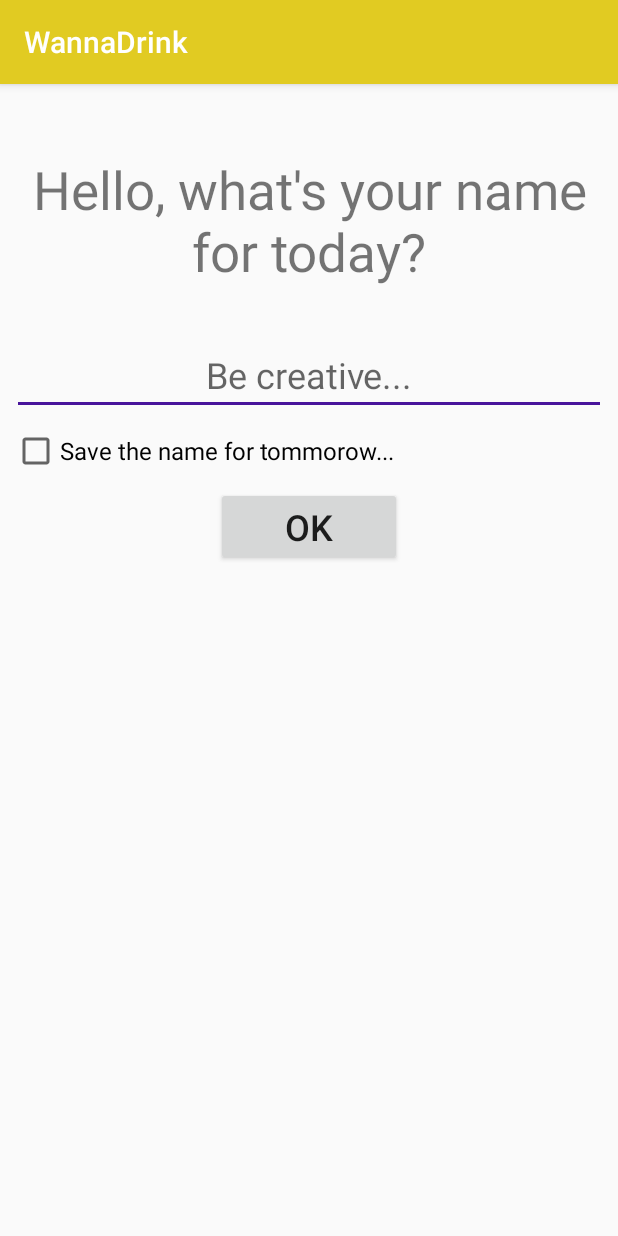
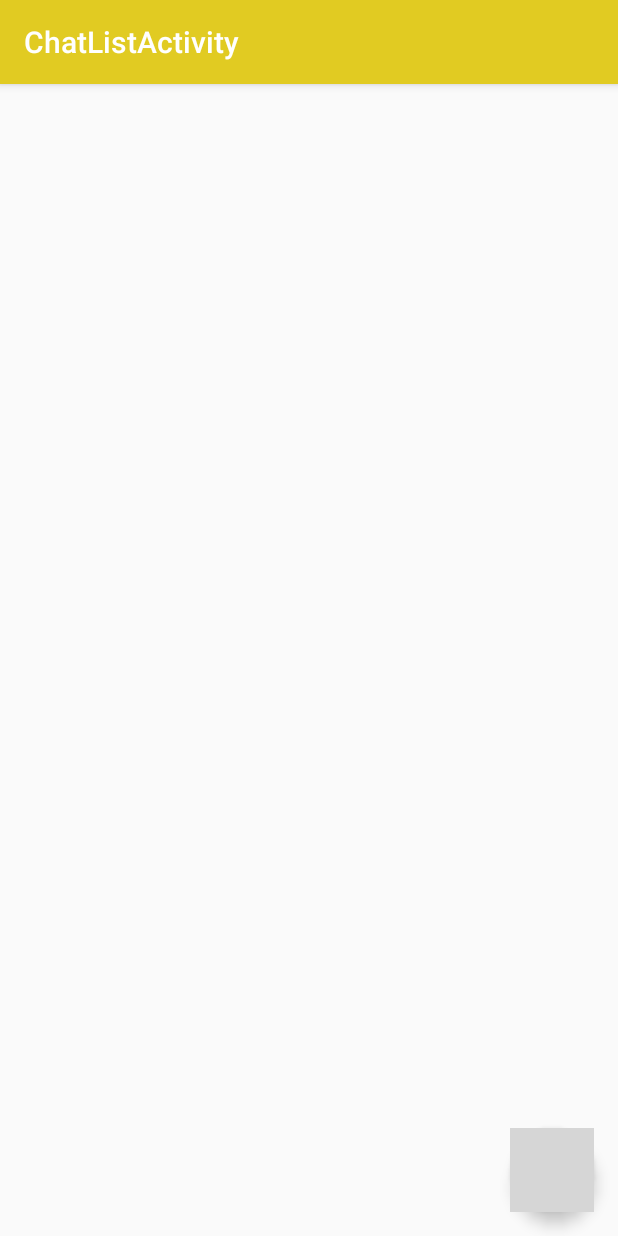
Before and after one commit to mandinga90/WannaDrink, an Android app: the screen it shows after launch (StartActivity before the commit, ChatListActivity after it), on a phone screen of 412 x 824 dp. Run offline under Robolectric (Android 15) with nearby library versions, the phone set to English and light mode, and no system bars; our stand-ins replace Firebase (no records; nobody signed in at launch, a user with empty details on screens opened directly); 1 statement that could not run was skipped; grey boxes are pictures that could not be loaded.

```diff
--- a/app/build.gradle
+++ b/app/build.gradle
@@ -37,5 +37,6 @@ dependencies {
     androidTestImplementation 'com.android.support.test.espresso:espresso-core:3.0.1'
     compile 'com.squareup.retrofit2:retrofit:2.3.0'
     compile 'com.squareup.retrofit2:converter-gson:2.1.0'
+    implementation 'com.android.support:design:26.1.0'
 }
 apply plugin: 'com.google.gms.google-services'
--- a/app/src/main/java/com/wanna_drink/wannadrink/activities/ChatActivity.java
+++ b/app/src/main/java/com/wanna_drink/wannadrink/activities/ChatActivity.java
@@ -32,8 +32,6 @@ public class ChatActivity extends AppCompatActivity {
     ChatView chatView;
 
     void initializeDB(){
-        String refreshedToken = FirebaseInstanceId.getInstance().getToken();
-        Log.d("Firebase initializeDB", "token: " + refreshedToken);
     }
 
     void loadMessages(){
--- /dev/null
+++ b/app/src/main/java/com/wanna_drink/wannadrink/activities/ChatListActivity.java
@@ -0,0 +1,53 @@
+package com.wanna_drink.wannadrink.activities;
+
+import android.os.Bundle;
+import android.support.design.widget.FloatingActionButton;
+import android.support.design.widget.Snackbar;
+import android.support.v7.app.AppCompatActivity;
+import android.support.v7.widget.Toolbar;
+import android.view.View;
+
+import com.wanna_drink.wannadrink.R;
+import com.wanna_drink.wannadrink.firebase.Chat;
+
+import java.util.Calendar;
+import java.util.Date;
+
+import static com.wanna_drink.wannadrink.functional.App.fireDB;
+import static com.wanna_drink.wannadrink.functional.App.mAuth;
+import static com.wanna_drink.wannadrink.functional.App.userList;
+
+public class ChatListActivity extends AppCompatActivity {
+
+    @Override
+    protected void onCreate(Bundle savedInstanceState) {
+        super.onCreate(savedInstanceState);
+        setContentView(R.layout.activity_chat_list);
+        Toolbar toolbar = (Toolbar) findViewById(R.id.toolbar);
+        setSupportActionBar(toolbar);
+
+        FloatingActionButton fab = (FloatingActionButton) findViewById(R.id.fab);
+        fab.setOnClickListener(new View.OnClickListener() {
+            @Override
+            public void onClick(View view) {
+                Snackbar.make(view, "Replace with your own action", Snackbar.LENGTH_LONG)
+                        .setAction("Action", null).show();
+
+                // Creating new chat with a first user in the list.
+                Date currentTime = Calendar.getInstance().getTime();
+                Calendar endCal = Calendar.getInstance();
+                endCal.add(Calendar.HOUR, 2);
+                Date endTime = endCal.getTime();
+
+                String user1Id = mAuth.getUid();
+                String user2Id = (String)userList.get(0).get("Uid");
+                Chat chat = new Chat( user1Id, user2Id,"Me","Other One", currentTime, endTime, "Hey there, buddy!", currentTime);
+                fireDB.child("chats").child(user1Id+"::"+userList.get(0).get("Uid")).setValue(chat);
+
+
+
+            }
+        });
+    }
+
+}
--- a/app/src/main/java/com/wanna_drink/wannadrink/entities/UpdateUserData.java
+++ b/app/src/main/java/com/wanna_drink/wannadrink/entities/UpdateUserData.java
@@ -5,13 +5,15 @@ package com.wanna_drink.wannadrink.entities;
  */
 
 public class UpdateUserData {
-    private String Email, Lat, Lng, Hours, DrinkId;
+    private String Email, Lat, Lng, Hours, DrinkId, FbId, Distance;
 
-    public UpdateUserData(String email, String lat, String lng, String hours, String drinkId) {
+    public UpdateUserData(String email, String lat, String lng, String hours, String drinkId, String fbId, String distance) {
         Email = email;
         Lat = lat;
         Lng = lng;
         Hours = hours;
         DrinkId = drinkId;
+        FbId = fbId;
+        Distance = distance;
     }
 }
--- a/app/src/main/java/com/wanna_drink/wannadrink/functional/App.java
+++ b/app/src/main/java/com/wanna_drink/wannadrink/functional/App.java
@@ -6,7 +6,14 @@ import android.util.Log;
 
 import com.google.firebase.FirebaseApp;
 import com.google.firebase.auth.FirebaseAuth;
-import com.wanna_drink.wannadrink.R;
+import com.google.firebase.database.DatabaseReference;
+import com.google.firebase.database.FirebaseDatabase;
+import com.google.firebase.iid.FirebaseInstanceId;
+import com.wanna_drink.wannadrink.entities.User;
+
+import java.util.ArrayList;
+import java.util.List;
+import java.util.Map;
 
 import static android.preference.PreferenceManager.getDefaultSharedPreferences;
 
@@ -17,6 +24,11 @@ import static android.preference.PreferenceManager.getDefaultSharedPreferences;
 
 public class App extends Application {
     public static FirebaseAuth mAuth;
+    public static String uId;
+    public static DatabaseReference fireDB;
+    public static User mUser;
+    public static List<Map> userList = new ArrayList<>();
+    public static String fbToken;
 
     public static boolean isUserAvailable(){
         SharedPreferences sharedPref = getDefaultSharedPreferences(getInstance());
@@ -35,8 +47,13 @@ public class App extends Application {
 
         FirebaseApp.initializeApp(App.getInstance());
         mAuth = FirebaseAuth.getInstance();
-
-        Log.d("Application", "App singlton created");
+        uId = mAuth.getUid();
+        fireDB = FirebaseDatabase.getInstance().getReference();
+        fbToken = FirebaseInstanceId.getInstance().getToken();
+        Log.d("Firebase App.OnCreate", "fbToken: " + fbToken);
+        Log.d("Firebase App.OnCreate", "mAuth.getUid: " + mAuth.getUid());
+        fireDB.child("tokens").child(uId).setValue(fbToken);
+        fireDB.child("tokens").child(fbToken).setValue(uId);
     }
 
     public static void saveUsername(String name, boolean saveUsername) {
--- /dev/null
+++ b/app/src/main/res/layout/activity_chat_list.xml
@@ -0,0 +1,33 @@
+<?xml version="1.0" encoding="utf-8"?>
+<android.support.design.widget.CoordinatorLayout xmlns:android="http://schemas.android.com/apk/res/android"
+    xmlns:app="http://schemas.android.com/apk/res-auto"
+    xmlns:tools="http://schemas.android.com/tools"
+    android:layout_width="match_parent"
+    android:layout_height="match_parent"
+    tools:context="com.wanna_drink.wannadrink.activities.ChatListActivity">
+
+    <android.support.design.widget.AppBarLayout
+        android:layout_width="match_parent"
+        android:layout_height="wrap_content"
+        android:theme="@style/AppTheme.AppBarOverlay">
+
+        <android.support.v7.widget.Toolbar
+            android:id="@+id/toolbar"
+            android:layout_width="match_parent"
+            android:layout_height="?attr/actionBarSize"
+            android:background="?attr/colorPrimary"
+            app:popupTheme="@style/AppTheme.PopupOverlay" />
+
+    </android.support.design.widget.AppBarLayout>
+
+    <include layout="@layout/content_chat_list" />
+
+    <android.support.design.widget.FloatingActionButton
+        android:id="@+id/fab"
+        android:layout_width="wrap_content"
+        android:layout_height="wrap_content"
+        android:layout_gravity="bottom|end"
+        android:layout_margin="@dimen/fab_margin"
+        app:srcCompat="@drawable/ic_action_add" />
+
+</android.support.design.widget.CoordinatorLayout>
--- /dev/null
+++ b/app/src/main/res/layout/content_chat_list.xml
@@ -0,0 +1,11 @@
+<?xml version="1.0" encoding="utf-8"?>
+<android.support.constraint.ConstraintLayout xmlns:android="http://schemas.android.com/apk/res/android"
+    xmlns:app="http://schemas.android.com/apk/res-auto"
+    xmlns:tools="http://schemas.android.com/tools"
+    android:layout_width="match_parent"
+    android:layout_height="match_parent"
+    app:layout_behavior="@string/appbar_scrolling_view_behavior"
+    tools:context="com.wanna_drink.wannadrink.activities.ChatListActivity"
+    tools:showIn="@layout/activity_chat_list">
+
+</android.support.constraint.ConstraintLayout>
--- /dev/null
+++ b/app/src/main/res/values/dimens.xml
@@ -0,0 +1,3 @@
+<resources>
+    <dimen name="fab_margin">16dp</dimen>
+</resources>
--- a/app/src/main/res/values/strings.xml
+++ b/app/src/main/res/values/strings.xml
@@ -10,4 +10,5 @@
     <string name="title_activity_maps">DrinkMap</string>
     <string name="msg_no_email_entered">Please enter a valid email address!</string>
     <string name="checkbox">Save the name for tommorow...</string>
+    <string name="title_activity_chat_list">ChatListActivity</string>
 </resources>
--- a/app/src/main/res/values/styles.xml
+++ b/app/src/main/res/values/styles.xml
@@ -8,4 +8,13 @@
         <item name="colorAccent">@color/colorAccent</item>
     </style>
 
+    <style name="AppTheme.NoActionBar">
+        <item name="windowActionBar">false</item>
+        <item name="windowNoTitle">true</item>
+    </style>
+
+    <style name="AppTheme.AppBarOverlay" parent="ThemeOverlay.AppCompat.Dark.ActionBar" />
+
+    <style name="AppTheme.PopupOverlay" parent="ThemeOverlay.AppCompat.Light" />
+
 </resources>
```
Also changed, not shown: app/src/main/AndroidManifest.xml (+22 -9 lines), app/src/main/java/com/wanna_drink/wannadrink/activities/AvailabilityActivity.java (+7 -0 lines), app/src/main/java/com/wanna_drink/wannadrink/activities/MapsActivity.java (+32 -25 lines), app/src/main/java/com/wanna_drink/wannadrink/entities/Available.java (+20 -0 lines), app/src/main/java/com/wanna_drink/wannadrink/entities/User.java (+21 -4 lines), app/src/main/java/com/wanna_drink/wannadrink/entities/UserBuilder.java (+29 -0 lines), app/src/main/java/com/wanna_drink/wannadrink/entities/UserInformation.java (+6 -4 lines), app/src/main/java/com/wanna_drink/wannadrink/firebase/Chat.java (added, +34 -0 lines), app/src/main/java/com/wanna_drink/wannadrink/functional/RetainFragment.java (+6 -3 lines), app/src/main/java/com/wanna_drink/wannadrink/functional/SafeConversions.java (+22 -0 lines).
